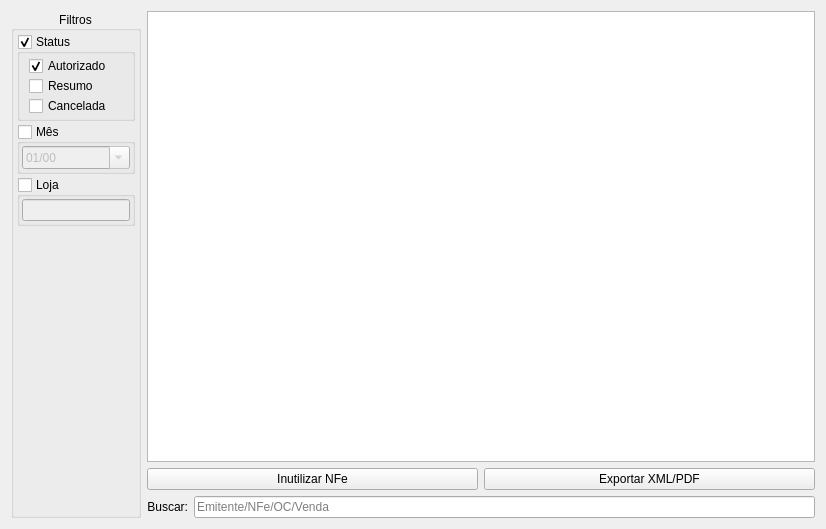
darktorres/ERP-STACCATO, file ui/widgetnfeentrada.ui: the form before one commit.
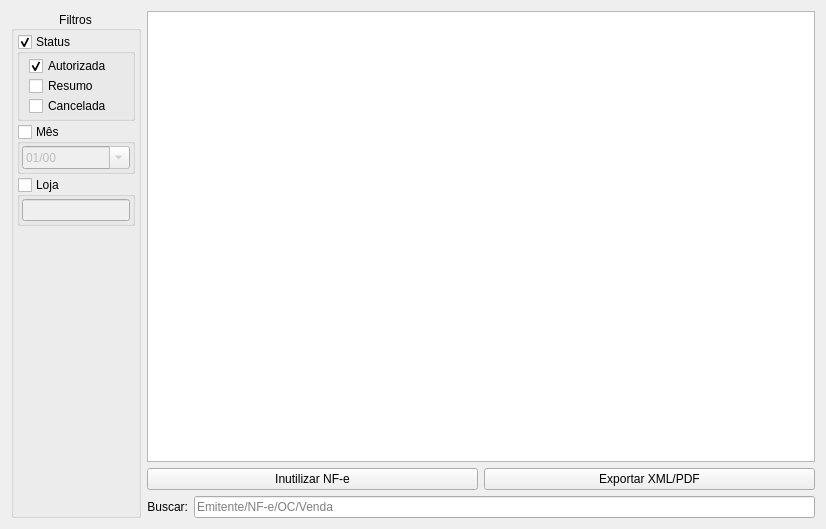
The form after the commit. Custom widgets are drawn as their Qt base class.

```diff
--- a/ui/widgetnfeentrada.ui
+++ b/ui/widgetnfeentrada.ui
@@ -41,7 +41,7 @@
         <bool>true</bool>
        </property>
        <property name="text">
-        <string>Inutilizar NFe</string>
+        <string>Inutilizar NF-e</string>
        </property>
       </widget>
      </item>
@@ -78,7 +78,7 @@
         <bool>true</bool>
        </property>
        <property name="placeholderText">
-        <string>Emitente/NFe/OC/Venda</string>
+        <string>Emitente/NF-e/OC/Venda</string>
        </property>
       </widget>
      </item>
@@ -138,7 +138,7 @@
             <bool>true</bool>
            </property>
            <property name="text">
-            <string>Autorizado</string>
+            <string>Autorizada</string>
            </property>
            <property name="checked">
             <bool>true</bool>
@@ -279,16 +279,16 @@
   </layout>
  </widget>
  <customwidgets>
-  <customwidget>
-   <class>TableView</class>
-   <extends>QTableView</extends>
-   <header>src/tableview.h</header>
-  </customwidget>
   <customwidget>
    <class>ItemBox</class>
    <extends>QLineEdit</extends>
    <header>src/itembox.h</header>
   </customwidget>
+  <customwidget>
+   <class>TableView</class>
+   <extends>QTableView</extends>
+   <header>src/tableview.h</header>
+  </customwidget>
  </customwidgets>
  <tabstops>
   <tabstop>groupBoxStatus</tabstop>
```
